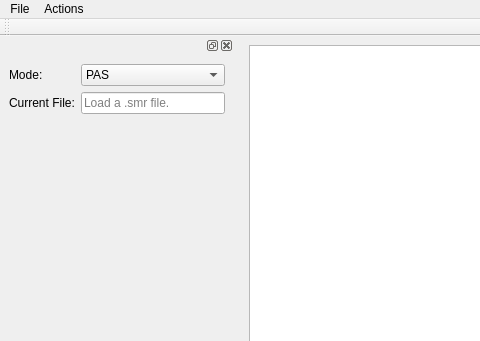
chrismullins/MEPViewer, file Resources/EMGViewerGUI.ui: the form before one commit; both pictures show x 0 to 480 and y 0 to 341 of the 1062 by 897 pixel window.
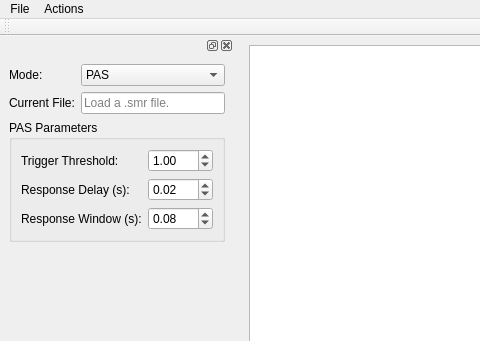
The form after the commit. Custom widgets are drawn as their Qt base class.

Commit message:
Enable adjustment of the PAS parameters from the UI.
Also lets have the app controller keep track of annotations.

What changed in the file:
```diff
--- a/Resources/EMGViewerGUI.ui
+++ b/Resources/EMGViewerGUI.ui
@@ -74,6 +74,19 @@
    </attribute>
    <widget class="QWidget" name="dockWidgetContents">
     <layout class="QGridLayout" name="gridLayout_3">
+     <item row="2" column="0">
+      <spacer name="verticalSpacer">
+       <property name="orientation">
+        <enum>Qt::Vertical</enum>
+       </property>
+       <property name="sizeHint" stdset="0">
+        <size>
+         <width>20</width>
+         <height>40</height>
+        </size>
+       </property>
+      </spacer>
+     </item>
      <item row="0" column="0">
       <layout class="QGridLayout" name="gridLayout_2">
        <item row="1" column="0">
@@ -122,17 +135,64 @@
       </layout>
      </item>
      <item row="1" column="0">
-      <spacer name="verticalSpacer">
-       <property name="orientation">
-        <enum>Qt::Vertical</enum>
+      <widget class="QGroupBox" name="groupBox">
+       <property name="title">
+        <string>PAS Parameters</string>
        </property>
-       <property name="sizeHint" stdset="0">
-        <size>
-         <width>20</width>
-         <height>40</height>
-        </size>
-       </property>
-      </spacer>
+       <layout class="QGridLayout" name="gridLayout_6">
+        <item row="1" column="1">
+         <widget class="QDoubleSpinBox" name="pas_response_delay_spinbox">
+          <property name="singleStep">
+           <double>0.010000000000000</double>
+          </property>
+          <property name="value">
+           <double>0.020000000000000</double>
+          </property>
+         </widget>
+        </item>
+        <item row="2" column="1">
+         <widget class="QDoubleSpinBox" name="pas_response_window_spinbox">
+          <property name="singleStep">
+           <double>0.010000000000000</double>
+          </property>
+          <property name="value">
+           <double>0.080000000000000</double>
+          </property>
+         </widget>
+        </item>
+        <item row="0" column="0">
+         <widget class="QLabel" name="label_6">
+          <property name="text">
+           <string>Trigger Threshold:</string>
+          </property>
+         </widget>
+        </item>
+        <item row="2" column="0">
+         <widget class="QLabel" name="label_7">
+          <property name="text">
+           <string>Response Window (s):</string>
+          </property>
+         </widget>
+        </item>
+        <item row="1" column="0">
+         <widget class="QLabel" name="label_5">
+          <property name="text">
+           <string>Response Delay (s):</string>
+          </property>
+         </widget>
+        </item>
+        <item row="0" column="1">
+         <widget class="QDoubleSpinBox" name="pas_trigger_threshold_spinbox">
+          <property name="singleStep">
+           <double>0.100000000000000</double>
+          </property>
+          <property name="value">
+           <double>1.000000000000000</double>
+          </property>
+         </widget>
+        </item>
+       </layout>
+      </widget>
      </item>
     </layout>
    </widget>
```
The commit also changes 3 other files.
